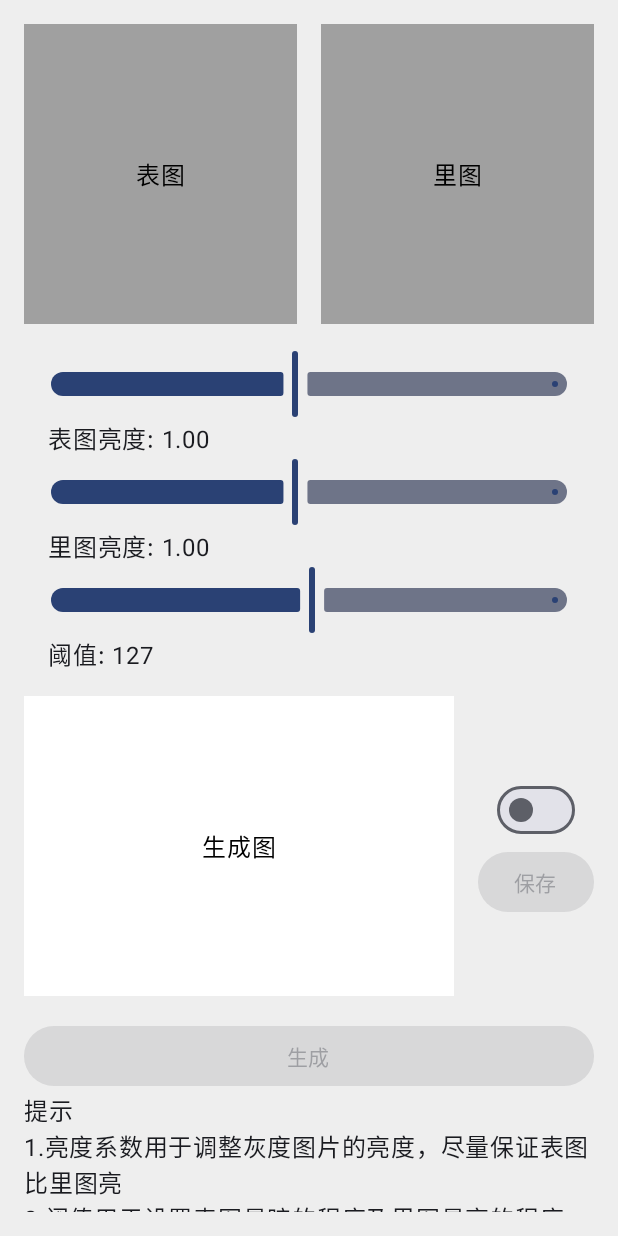
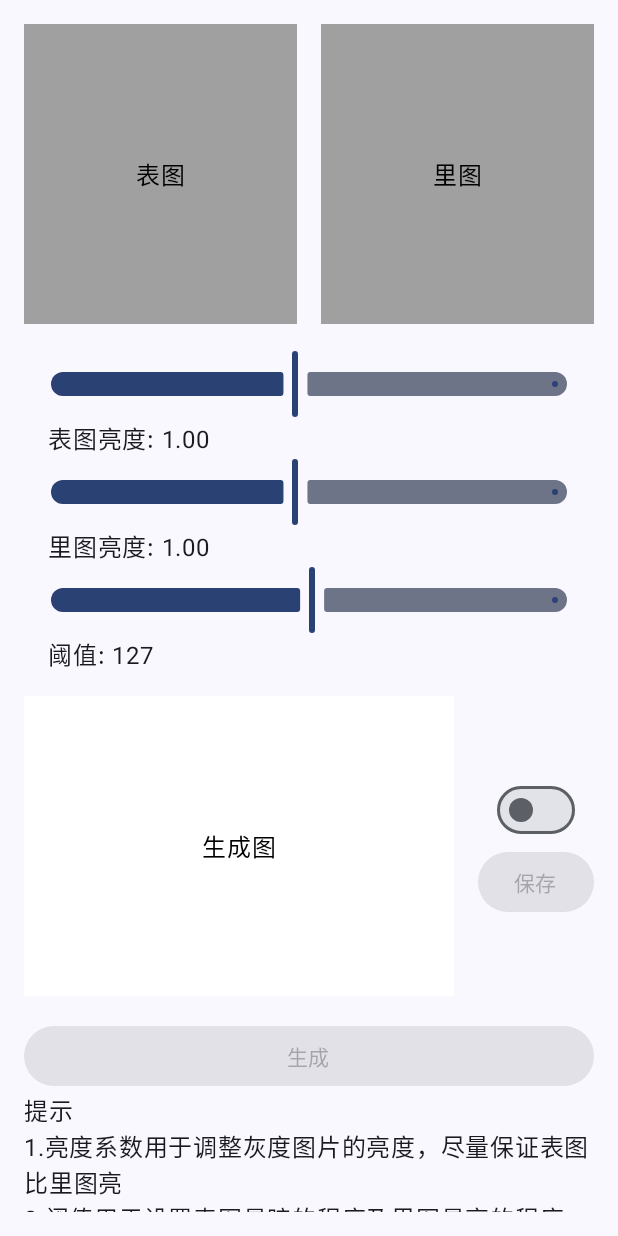
Before and after one commit to Domity/TankFactory, an Android app built with Jetpack Compose: the MirageTankMakerScreen screen opened through its navigation route, on a phone screen of 412 x 824 dp. Run offline under Robolectric (Android 15) with nearby library versions, the phone set to English and light mode, and no system bars; pictures from the network do not load.

Commit message:
初步的主题选择器

```diff
--- a/app/build.gradle.kts
+++ b/app/build.gradle.kts
@@ -64,6 +64,7 @@ dependencies {
     implementation(libs.androidx.material3)
     implementation(libs.androidx.runtime)
     implementation(libs.google.material)
+    implementation(libs.androidx.datastore.preferences)
     testImplementation(libs.junit)
     androidTestImplementation(libs.androidx.junit)
     androidTestImplementation(libs.androidx.espresso.core)
--- a/app/src/main/java/com/rbtsoft/tankfactory/LSBTank/LSBTankCoder.kt
+++ b/app/src/main/java/com/rbtsoft/tankfactory/LSBTank/LSBTankCoder.kt
@@ -182,6 +182,7 @@ object LsbTankEncoder {
         }
     }
 }
+//   这又是啥？？？
 
 //package com.rbtsoft.tankfactory.LSBTank
 //
--- a/app/src/main/java/com/rbtsoft/tankfactory/LSBTank/LSBTankViewerScreen.kt
+++ b/app/src/main/java/com/rbtsoft/tankfactory/LSBTank/LSBTankViewerScreen.kt
@@ -113,7 +113,6 @@ fun LSBTankViewerScreen(
 
         Spacer(Modifier.height(16.dp))
 
-        //  保存按钮
         Button(
             onClick = {
                 decodedBitmap?.let {
--- a/app/src/main/java/com/rbtsoft/tankfactory/MainActivity.kt
+++ b/app/src/main/java/com/rbtsoft/tankfactory/MainActivity.kt
@@ -16,6 +16,7 @@ import androidx.compose.material3.Button
 import androidx.compose.material3.MaterialTheme
 import androidx.compose.material3.Text
 import androidx.compose.runtime.Composable
+import androidx.compose.runtime.collectAsState
 import androidx.compose.runtime.getValue
 import androidx.compose.runtime.mutableStateOf
 import androidx.compose.runtime.remember
@@ -36,15 +37,27 @@ import com.rbtsoft.tankfactory.LSBTank.LSBTankViewerScreen
 import com.rbtsoft.tankfactory.MirageTank.MirageTankMakerScreen
 import com.rbtsoft.tankfactory.MirageTank.MirageTankViewerScreen
 import com.rbtsoft.tankfactory.settings.Settings
+import com.rbtsoft.tankfactory.ui.theme.ThemeDataStore
 
 class MainActivity : ComponentActivity() {
     override fun onCreate(savedInstanceState: Bundle?) {
         installSplashScreen()
         super.onCreate(savedInstanceState)
         enableEdgeToEdge()
+
+        val themeDataStore = ThemeDataStore(this)
+
         setContent {
-            TankFactoryTheme {
-                AppNavigator()
+            val themeSettings by themeDataStore.themeSettingsFlow.collectAsState(
+                initial = null
+            )
+            if (themeSettings != null) {
+                TankFactoryTheme(
+                    useDynamicColor = themeSettings!!.useDynamicColor,
+                    selectedTheme = themeSettings!!.selectedTheme
+                ) {
+                    AppNavigator()
+                }
             }
         }
     }
--- a/app/src/main/java/com/rbtsoft/tankfactory/MirageTank/MirageTankEncoder.kt
+++ b/app/src/main/java/com/rbtsoft/tankfactory/MirageTank/MirageTankEncoder.kt
@@ -12,6 +12,8 @@ import kotlin.math.min
 
 object MirageTankEncoder {
     //  具体的大小还需研究
+    //  未来会交给用户决定
+
     private const val PIXEL_THRESHOLD = 10000 * 10000
 
     suspend fun encode(photo1: Bitmap, photo2: Bitmap, photo1K: Float, photo2K: Float, threshold: Int): Bitmap =
--- a/app/src/main/java/com/rbtsoft/tankfactory/ui/theme/Color.kt
+++ /dev/null
@@ -1 +0,0 @@
-// This file is no longer needed after raising minSdk to 31.
--- a/app/src/main/java/com/rbtsoft/tankfactory/ui/theme/Theme.kt
+++ b/app/src/main/java/com/rbtsoft/tankfactory/ui/theme/Theme.kt
@@ -11,27 +11,38 @@ import androidx.compose.ui.graphics.Color
 import androidx.compose.ui.platform.LocalContext
 import com.rbtsoft.tankfactory.ui.theme.apptheme.BlackAndWhiteDarkColorScheme
 import com.rbtsoft.tankfactory.ui.theme.apptheme.BlackAndWhiteLightColorScheme
+import com.rbtsoft.tankfactory.ui.theme.apptheme.OrangeDarkColorScheme
+import com.rbtsoft.tankfactory.ui.theme.apptheme.OrangeLightColorScheme
 
 @Composable
-//  默认动态取色
 fun TankFactoryTheme(
     darkTheme: Boolean = isSystemInDarkTheme(),
-    dynamicColor: Boolean = true,
+    useDynamicColor: Boolean,
+    selectedTheme: AppTheme,
     content: @Composable () -> Unit
 ) {
-    val colorScheme = if (dynamicColor) {
-        val context = LocalContext.current
-        if (darkTheme) dynamicDarkColorScheme(context) else dynamicLightColorScheme(context)
-    } else {
-        if (darkTheme) BlackAndWhiteDarkColorScheme else BlackAndWhiteLightColorScheme
+    val colorScheme = when {
+        useDynamicColor -> {
+            val context = LocalContext.current
+            if (darkTheme) dynamicDarkColorScheme(context) else dynamicLightColorScheme(context)
+        }
+        else -> {
+            when (selectedTheme) {
+                AppTheme.BLACK_AND_WHITE -> {
+                    if (darkTheme) BlackAndWhiteDarkColorScheme else BlackAndWhiteLightColorScheme
+                }
+                AppTheme.ORANGE -> {
+                    if (darkTheme) OrangeDarkColorScheme else OrangeLightColorScheme
+                }
+            }
+        }
     }
 
     val bgcolorScheme = if (darkTheme) {
         colorScheme
     } else {
         colorScheme.copy(
-            // 亮色模式的白色太亮了，调低一点
-            background = Color(0xFFEEEEEE),
+            background = if (useDynamicColor) colorScheme.background else Color(0xFFEEEEEE),
         )
     }
     MaterialTheme(
--- /dev/null
+++ b/app/src/main/java/com/rbtsoft/tankfactory/ui/theme/ThemeDataStore.kt
@@ -0,0 +1,47 @@
+package com.rbtsoft.tankfactory.ui.theme
+
+import android.content.Context
+import androidx.datastore.core.DataStore
+import androidx.datastore.preferences.core.Preferences
+import androidx.datastore.preferences.core.booleanPreferencesKey
+import androidx.datastore.preferences.core.edit
+import androidx.datastore.preferences.core.stringPreferencesKey
+import androidx.datastore.preferences.preferencesDataStore
+import kotlinx.coroutines.flow.map
+
+enum class AppTheme{
+    BLACK_AND_WHITE,
+    ORANGE
+}
+
+private val Context.dataStore: DataStore<Preferences> by preferencesDataStore(name = "settings")
+
+data class ThemeSettings(
+    val useDynamicColor: Boolean,
+    val selectedTheme: AppTheme
+)
+
+class ThemeDataStore(private val context: Context) {
+
+    private object PreferenceKeys {
+        val USE_DYNAMIC_COLOR = booleanPreferencesKey("use_dynamic_color")
+        val SELECTED_THEME = stringPreferencesKey("selected_theme")
+    }
+
+    val themeSettingsFlow = context.dataStore.data.map {
+        preferences ->
+        val useDynamicColor = preferences[PreferenceKeys.USE_DYNAMIC_COLOR] ?: true
+        val selectedTheme = AppTheme.valueOf(
+            preferences[PreferenceKeys.SELECTED_THEME] ?: AppTheme.BLACK_AND_WHITE.name
+        )
+        ThemeSettings(useDynamicColor, selectedTheme)
+    }
+
+    suspend fun saveThemeSettings(useDynamicColor: Boolean, selectedTheme: AppTheme) {
+        context.dataStore.edit {
+            preferences ->
+            preferences[PreferenceKeys.USE_DYNAMIC_COLOR] = useDynamicColor
+            preferences[PreferenceKeys.SELECTED_THEME] = selectedTheme.name
+        }
+    }
+}
--- a/gradle/libs.versions.toml
+++ b/gradle/libs.versions.toml
@@ -16,6 +16,7 @@ materialIconsExtendedAndroid = "1.7.8"
 navigationCompose = "2.9.5"
 runtime = "1.9.1"
 material = "1.13.0"
+datastore = "1.1.1"
 
 [libraries]
 androidx-compose-material-icons-extended-android = { module = "androidx.compose.material:material-icons-extended-android", version.ref = "materialIconsExtendedAndroid" }
@@ -40,6 +41,7 @@ androidx-material3 = { group = "androidx.compose.material3", name = "material3"
 androidx-runtime = { group = "androidx.compose.runtime", name = "runtime", version.ref = "runtime" }
 kotlinx-coroutines-android = { module = "org.jetbrains.kotlinx:kotlinx-coroutines-android", version.ref = "kotlinxCoroutinesAndroid" }
 google-material = { group = "com.google.android.material", name = "material", version.ref = "material" }
+androidx-datastore-preferences = { group = "androidx.datastore", name = "datastore-preferences", version.ref = "datastore" }
 
 [plugins]
 android-application = { id = "com.android.application", version.ref = "agp" }
```
Also changed, not shown: app/src/main/java/com/rbtsoft/tankfactory/MirageTank/MirageTankViewer.kt (+14 -3 lines), app/src/main/java/com/rbtsoft/tankfactory/settings/settings.kt (+136 -17 lines), app/src/main/java/com/rbtsoft/tankfactory/ui/theme/apptheme/BlackAndWhiteTheme.kt (+10 -8 lines), app/src/main/java/com/rbtsoft/tankfactory/ui/theme/apptheme/OrangeTheme.kt (added, +29 -0 lines).
